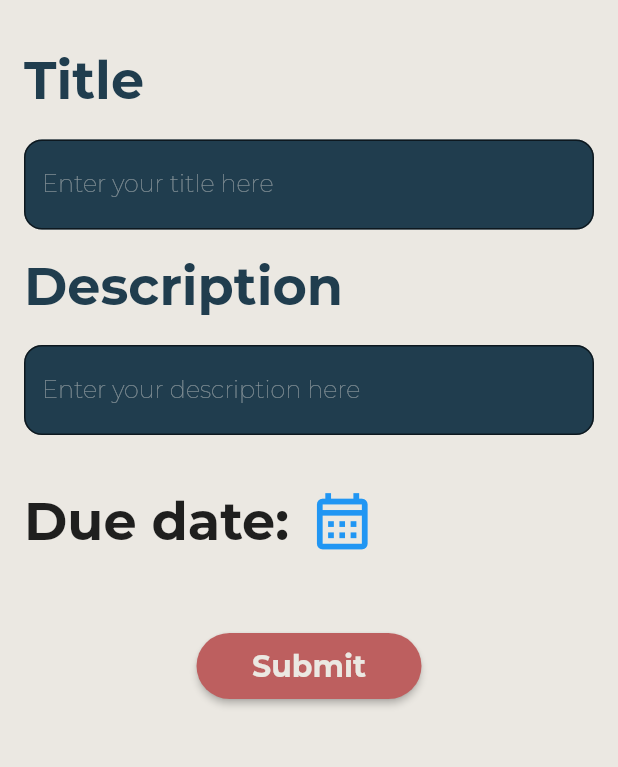
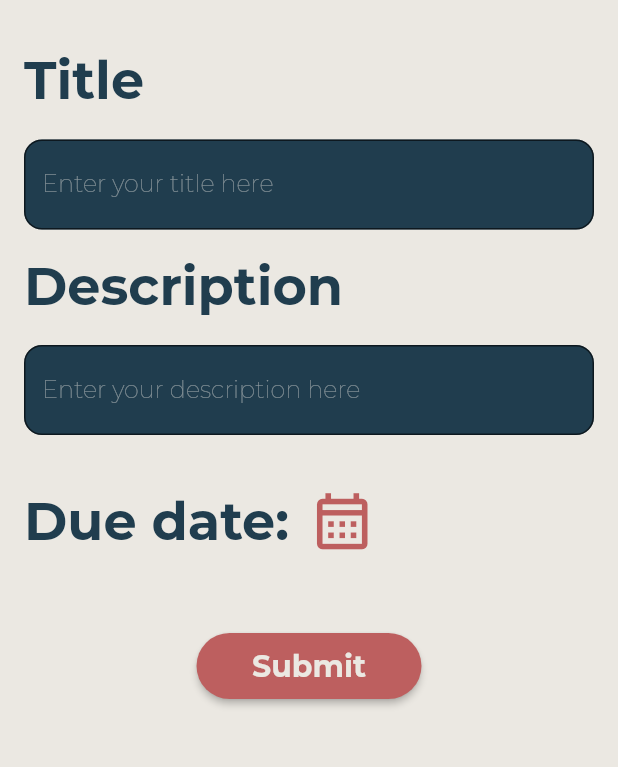
Before and after one commit to MalekGhazal/flutter_project, a Flutter app: the AddTodoScreen screen opened directly, on a phone screen of 412 x 824 dp, the part 60-827 px from its top. Run offline on Flutter 3.47's test engine with Material 2 defaults, Android fonts, the phone set to English and light mode, and no system bars; our stand-ins replace firebase_auth, firebase_core, font_awesome_flutter, google_sign_in; accounts and stored records are empty; generated files the repository leaves out were written again; project files that could hold a hidden picture were left out.

```diff
--- a/lib/screens/add_todo_screen.dart
+++ b/lib/screens/add_todo_screen.dart
@@ -170,9 +170,10 @@ class _AddTodoScreenState extends State<AddTodoScreen> {
               const SizedBox(height: 35.0),
               Row(
                 children: [
-                  const Text(
+                  Text(
                     'Due date:',
                     style: TextStyle(
+                      color: Theme.of(context).colorScheme.primary,
                       fontSize: 35.0,
                       fontWeight: FontWeight.bold,
                     ),
@@ -184,25 +185,25 @@ class _AddTodoScreenState extends State<AddTodoScreen> {
                       children: [
                         Text(
                           dueDate!.toLocal().toString().split(' ')[0],
-                          style: const TextStyle(
+                          style: TextStyle(
                             fontSize: 20,
-                            color: Colors.green,
+                            color: Theme.of(context).colorScheme.primary,
                           ),
                         ),
                       ],
                     ),
-                  const VerticalDivider(
+                  VerticalDivider(
                     width: 5,
-                    color: Colors.transparent,
+                    color: Theme.of(context).colorScheme.primary,
                   ),
                   GestureDetector(
                     onTap: () {
                       selectDueDate(context);
                     },
-                    child: const Icon(
+                    child: Icon(
                       Icons.calendar_month_outlined,
                       size: 45,
-                      color: Colors.blue,
+                      color: Theme.of(context).colorScheme.secondary,
                     ),
                   ),
                 ],
--- a/lib/screens/weather_screen.dart
+++ b/lib/screens/weather_screen.dart
@@ -1,4 +1,5 @@
 import 'package:flutter/material.dart';
+import 'package:flutter_project/theme/light_theme.dart';
 import 'package:flutter_project/widgets/drawer.dart';
 
 class WeatherScreen extends StatelessWidget {
@@ -7,8 +8,10 @@ class WeatherScreen extends StatelessWidget {
   @override
   Widget build(BuildContext context) {
     return Scaffold(
+      backgroundColor: Theme.of(context).colorScheme.background,
       appBar: AppBar(
-        title: const Text('Weather'), // Setting the title of the app bar
+        title: const RedText('Weather Today'),
+        centerTitle: true, // Setting the title of the app bar
       ),
       drawer: const TodoDrawer(), // Adding a drawer to the screen
       body: const Center(
```
Also changed, not shown: lib/widgets/todo_list.dart (+43 -11 lines).
